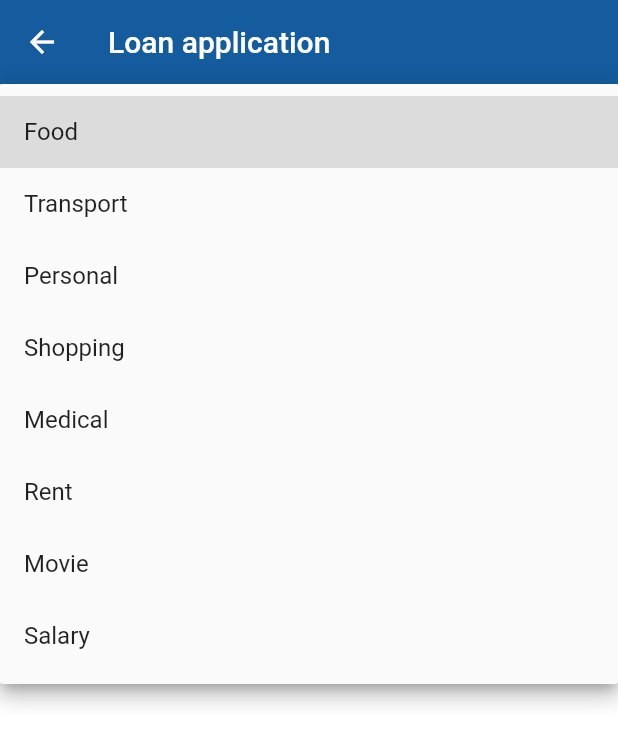
After one commit to EustaceMwai/Wakulima, a Flutter app: the Loan screen opened directly, after a tap on the "arrow drop down" icon, on a phone screen of 412 x 824 dp. The commit adds this screen. Shown: the top 744 px of the screen. Run offline on Flutter 3.47's test engine with Material 2 defaults, Android fonts, the phone set to English and light mode, and no system bars; our stand-ins replace cloud_firestore, firebase_auth, shared_preferences; accounts and stored records are empty.

Commit message:
started on loans

```diff
--- /dev/null
+++ b/lib/views/loan.dart
@@ -0,0 +1,104 @@
+import 'package:flutter/material.dart';
+
+class Loan extends StatefulWidget {
+  @override
+  _LoanState createState() => _LoanState();
+}
+
+class _LoanState extends State<Loan> {
+  final formKey = GlobalKey<FormState>();
+  TextEditingController loanAmountController = new TextEditingController();
+  @override
+  void applyLoan() {
+    int total;
+    if (total <= 500) {
+      var loan = List.generate(10000, (i) => i);
+    } else if (total <= 999) {
+      var loan = List.generate(20000, (i) => i);
+    } else if (total <= 1999) {
+      var loan = List.generate(40000, (i) => i);
+    } else {
+      //not qualified
+    }
+  }
+
+  var _currencies = [
+    "Food",
+    "Transport",
+    "Personal",
+    "Shopping",
+    "Medical",
+    "Rent",
+    "Movie",
+    "Salary"
+  ];
+  String _currentSelectedValue;
+  Widget build(BuildContext context) {
+    return Scaffold(
+      backgroundColor: Colors.white54,
+      appBar: AppBar(
+        title: Text("Loan application"),
+      ),
+      body: Column(
+        children: <Widget>[
+          //show loanns available
+          // Center(
+          //   child: Form(
+          //     child: TextFormField(
+          //       keyboardType: TextInputType.number,
+          //       validator: (val) {
+          //         return val.isEmpty ? "Cannot be empty" : null;
+          //       },
+          //       controller: loanAmountController,
+          //       style: simpleTextStyle(),
+          //       decoration: InputDecoration(
+          //           hintText: 'Loan Amount',
+          //           fillColor: Colors.white54,
+          //           filled: true,
+          //           enabledBorder: OutlineInputBorder(
+          //               borderSide:
+          //                   BorderSide(color: Colors.white, width: 2.0)),
+          //           focusedBorder: OutlineInputBorder(
+          //               borderSide:
+          //                   BorderSide(color: Colors.pink, width: 2.0))),
+          //     ),
+          //   ),
+          // ),
+          FormField<String>(
+            builder: (FormFieldState<String> state) {
+              return InputDecorator(
+                decoration: InputDecoration(
+                    labelStyle:
+                        TextStyle(color: Colors.blueGrey, fontSize: 16.0),
+                    errorStyle:
+                        TextStyle(color: Colors.redAccent, fontSize: 16.0),
+                    hintText: 'Please select expense',
+                    border: OutlineInputBorder(
+                        borderRadius: BorderRadius.circular(5.0))),
+                isEmpty: _currentSelectedValue == '',
+                child: DropdownButtonHideUnderline(
+                  child: DropdownButton<String>(
+                    value: _currentSelectedValue,
+                    isDense: true,
+                    onChanged: (String newValue) {
+                      setState(() {
+                        _currentSelectedValue = newValue;
+                        state.didChange(newValue);
+                      });
+                    },
+                    items: _currencies.map((String value) {
+                      return DropdownMenuItem<String>(
+                        value: value,
+                        child: Text(value),
+                      );
+                    }).toList(),
+                  ),
+                ),
+              );
+            },
+          )
+        ],
+      ),
+    );
+  }
+}
```
Also changed, not shown: lib/views/home.dart (+15 -8 lines).
